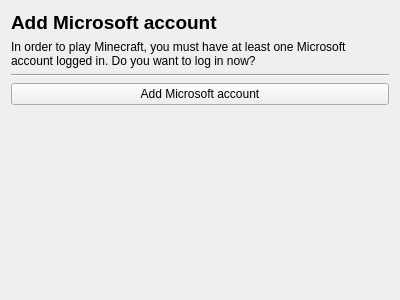
Old version of the form launcher/ui/setupwizard/LoginWizardPage.ui in the repository iamnxpro/IAMNXLauncher.
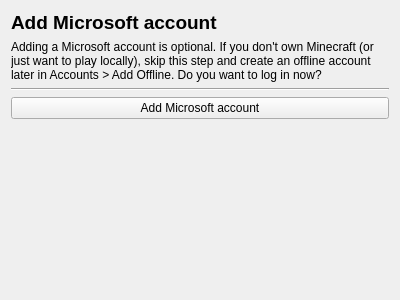
New version of the form.

Commit message: Offline-first accounts, NSIS installer, and IAMNX Ember theme

Patch:
```diff
--- a/launcher/ui/setupwizard/LoginWizardPage.ui
+++ b/launcher/ui/setupwizard/LoginWizardPage.ui
@@ -30,7 +30,7 @@
    <item>
     <widget class="QLabel" name="label_2">
      <property name="text">
-      <string>In order to play Minecraft, you must have at least one Microsoft account logged in. Do you want to log in now?</string>
+      <string>Adding a Microsoft account is optional. If you don't own Minecraft (or just want to play locally), skip this step and create an offline account later in Accounts &gt; Add Offline. Do you want to log in now?</string>
      </property>
      <property name="wordWrap">
       <bool>true</bool>
```
The commit also changes 12 other files.
